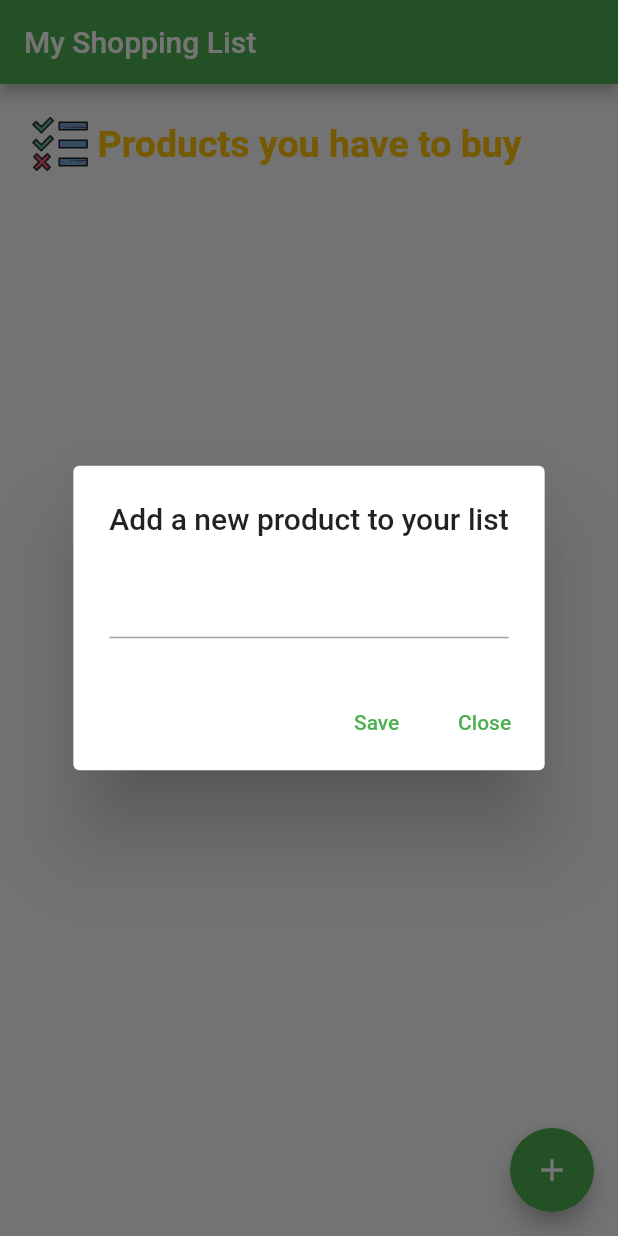
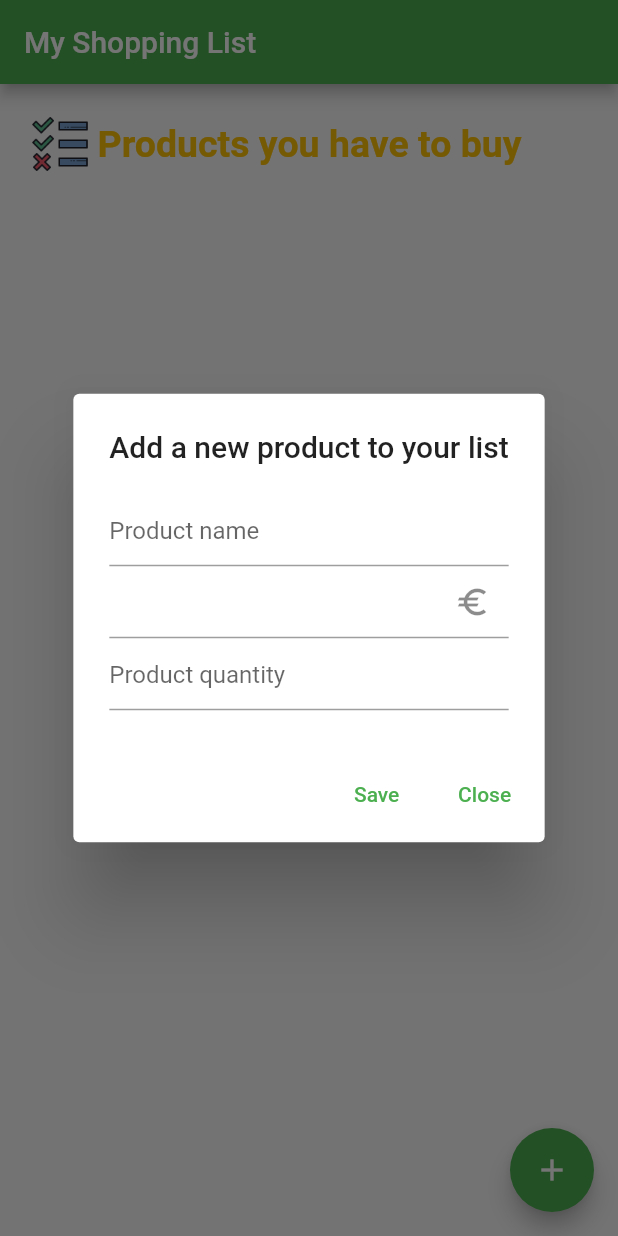
Before and after one commit to topogibra/l5_iot, a Flutter app: the screen it shows after launch, after a tap on the "add" icon, on a phone screen of 412 x 824 dp. Run offline on Flutter 3.47's test engine with Material 2 defaults, Android fonts, the phone set to English and light mode, and no system bars; missing offline and left inert: dart:ffi.

Commit message:
Add product price and quantity

```diff
--- a/lib/main.dart
+++ b/lib/main.dart
@@ -1,4 +1,7 @@
+import 'dart:ffi';
+
 import 'package:flutter/material.dart';
+import 'package:flutter/services.dart';
 import 'package:l5_iot/product.dart';
 
 void main() {
@@ -49,6 +52,10 @@ class MyHomePage extends StatefulWidget {
 
 class _MyHomePageState extends State<MyHomePage> {
   final TextEditingController textFieldController = TextEditingController();
+  final TextEditingController priceTextFieldController =
+      TextEditingController();
+  final TextEditingController qttyTextFieldController = TextEditingController();
+
   List<Product> shoppingCart = [];
   List<Product> favorites = [];
 
@@ -116,6 +123,37 @@ class _MyHomePageState extends State<MyHomePage> {
   }
 
   Future<AlertDialog> displayDialog(BuildContext context) {
+    var doubleInputFormattter = <TextInputFormatter>[
+      FilteringTextInputFormatter.allow(RegExp(r"[0-9.]")),
+      TextInputFormatter.withFunction((oldValue, newValue) {
+        try {
+          final text = newValue.text;
+          if (text.isNotEmpty) double.parse(text);
+          return newValue;
+        } catch (e) {}
+        return oldValue;
+      })
+    ];
+    Column textfields = Column(
+      mainAxisSize: MainAxisSize.min,
+      children: [
+        TextField(
+          controller: textFieldController,
+          decoration: InputDecoration(hintText: 'Product name'),
+        ),
+        TextField(
+            controller: priceTextFieldController,
+            decoration: InputDecoration(suffixIcon: Icon(Icons.euro)),
+            keyboardType: TextInputType.number,
+            inputFormatters: doubleInputFormattter),
+        TextField(
+            controller: qttyTextFieldController,
+            decoration: InputDecoration(hintText: 'Product quantity'),
+            keyboardType: TextInputType.number,
+            inputFormatters: doubleInputFormattter),
+      ],
+    );
+
     return showDialog(
         context: context,
         builder: (BuildContext context) {
@@ -124,16 +162,21 @@ class _MyHomePageState extends State<MyHomePage> {
               "Add a new product to your list",
               textAlign: TextAlign.center,
             ),
-            content: TextField(
-              controller: textFieldController,
-            ),
+            content: textfields,
             actions: [
               TextButton(
                 onPressed: () {
                   // print(textFieldController.text);
-                  if (textFieldController.text.trim() != "")
+                  if (textFieldController.text.trim() != "" &&
+                      priceTextFieldController.text.isNotEmpty)
                     setState(() {
-                      shoppingCart.add(Product(name: textFieldController.text));
+                      shoppingCart.add(
+                        Product(
+                            name: textFieldController.text,
+                            price: double.parse(priceTextFieldController.text),
+                            quantity:
+                                double.parse(qttyTextFieldController.text)),
+                      );
                     });
 
                   textFieldController.clear();
--- a/lib/product.dart
+++ b/lib/product.dart
@@ -1,9 +1,13 @@
+import 'dart:ffi';
+
 import 'package:flutter/material.dart';
 
 class Product {
   final String name;
+  final double price;
+  final double quantity;
 
-  const Product({@required this.name});
+  const Product({@required this.name, @required this.price, @required this.quantity});
 }
 
 typedef void CartChangedCallback(Product product, bool inCart);
@@ -16,13 +20,12 @@ class ShoppingListItem extends StatelessWidget {
   final SwipeCallback onSwipeStartToEnd;
   final SwipeCallback onSwipeEndToStart;
 
-  ShoppingListItem({
-    @required this.product,
-    @required this.inCart,
-    @required this.onCartChanged,
-    @required this.onSwipeStartToEnd,
-    @required this.onSwipeEndToStart
-  });
+  ShoppingListItem(
+      {@required this.product,
+      @required this.inCart,
+      @required this.onCartChanged,
+      @required this.onSwipeStartToEnd,
+      @required this.onSwipeEndToStart});
 
   @override
   Widget build(BuildContext context) {
@@ -41,10 +44,10 @@ class ShoppingListItem extends StatelessWidget {
       key: ValueKey(product.name),
       child: listTile,
       confirmDismiss: (direction) async {
-        if(direction == DismissDirection.startToEnd){
+        if (direction == DismissDirection.startToEnd) {
           return this.onSwipeStartToEnd(product);
         }
-        if(direction == DismissDirection.endToStart){
+        if (direction == DismissDirection.endToStart) {
           return this.onSwipeEndToStart(product);
         }
         return false;
```
